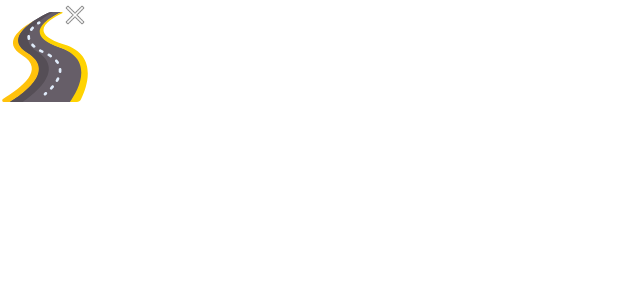
After one commit to MannarElkady/TripPlanner-ITI---Android-with-Java, an Android app: the layout floating_icon_layout.xml on its own in the app's theme, with its tools: preview values and no code run, on a phone screen of 412 x 824 dp. The commit adds this screen. Shown: the top 300 px of the screen. Run offline under Robolectric (Android 15) with nearby library versions, the phone set to English and light mode, and no system bars.

```diff
--- /dev/null
+++ b/app/src/main/res/drawable/ic_road.xml
@@ -0,0 +1,51 @@
+<vector xmlns:android="http://schemas.android.com/apk/res/android"
+    android:width="512dp"
+    android:height="512dp"
+    android:viewportWidth="512"
+    android:viewportHeight="512">
+  <path
+      android:pathData="m347.286,203.876c-221.19,-75.589 -72.046,-166.142 3.02,-201.853 1.026,-0.487 0.677,-2.023 -0.459,-2.023h-53.55c-8.469,0 -16.838,1.96 -24.582,5.745 -85.039,41.566 -256.502,142.695 -117.98,227.51 158.851,97.261 -11.45,224.267 -100.575,278.745h349.478c46.736,-66.708 143.573,-240.144 -55.352,-308.124z"
+      android:fillColor="#665e68"/>
+  <path
+      android:pathData="m53.16,512h76.776c91.568,-63.118 231.714,-188.068 82.869,-285.189 -124.238,-81.064 0.874,-176.113 89.349,-226.811h-5.857c-8.469,0 -16.838,1.96 -24.582,5.745 -85.039,41.566 -256.502,142.695 -117.98,227.51 158.851,97.261 -11.45,224.267 -100.575,278.745z"
+      android:fillColor="#554e56"/>
+  <path
+      android:pathData="m217.804,71.339c-2.519,0 -4.988,-1.229 -6.473,-3.493 -2.342,-3.571 -1.346,-8.364 2.226,-10.706 3.419,-2.242 5.57,-3.471 5.659,-3.522 3.71,-2.115 8.433,-0.82 10.546,2.891 2.113,3.709 0.82,8.428 -2.887,10.543 -0.051,0.029 -1.892,1.087 -4.838,3.019 -1.307,0.858 -2.778,1.267 -4.233,1.268z"
+      android:fillColor="#dfebfa"/>
+  <path
+      android:pathData="m291.42,441.935c-1.882,0 -3.768,-0.683 -5.257,-2.064 -3.131,-2.904 -3.314,-7.797 -0.409,-10.927 2.814,-3.033 5.559,-6.119 8.16,-9.173 2.77,-3.251 7.65,-3.642 10.9,-0.872 3.251,2.769 3.642,7.649 0.872,10.9 -2.742,3.219 -5.634,6.47 -8.596,9.663 -1.523,1.642 -3.594,2.473 -5.67,2.473z"
+      android:fillColor="#dfebfa"/>
+  <path
+      android:pathData="m324.191,398.39c-1.307,0 -2.632,-0.332 -3.846,-1.03 -3.703,-2.128 -4.978,-6.855 -2.85,-10.557 2.045,-3.559 3.931,-7.135 5.603,-10.63 1.843,-3.852 6.46,-5.481 10.312,-3.638 3.853,1.843 5.481,6.46 3.638,10.312 -1.84,3.845 -3.907,7.77 -6.147,11.663 -1.43,2.487 -4.033,3.88 -6.71,3.88z"
+      android:fillColor="#dfebfa"/>
+  <path
+      android:pathData="m341.594,347.113c-0.205,0 -0.412,-0.008 -0.62,-0.025 -4.257,-0.338 -7.435,-4.062 -7.097,-8.319 0.166,-2.085 0.249,-4.179 0.249,-6.225 0.001,-1.739 -0.06,-3.49 -0.18,-5.204 -0.299,-4.26 2.913,-7.955 7.172,-8.254 4.25,-0.302 7.955,2.912 8.254,7.172 0.145,2.074 0.219,4.189 0.218,6.288 0,2.45 -0.1,4.956 -0.298,7.445 -0.32,4.049 -3.705,7.122 -7.698,7.122z"
+      android:fillColor="#dfebfa"/>
+  <path
+      android:pathData="m328.086,295.326c-2.508,0 -4.969,-1.219 -6.457,-3.468 -2.069,-3.129 -4.429,-6.244 -7.016,-9.259 -2.78,-3.241 -2.407,-8.122 0.834,-10.903s8.122,-2.408 10.903,0.834c3.004,3.501 5.755,7.134 8.178,10.797 2.355,3.562 1.378,8.359 -2.184,10.715 -1.313,0.869 -2.794,1.284 -4.258,1.284z"
+      android:fillColor="#dfebfa"/>
+  <path
+      android:pathData="m288.565,258.262c-1.436,0 -2.888,-0.399 -4.183,-1.235 -3.293,-2.124 -6.791,-4.234 -10.396,-6.272 -3.718,-2.101 -5.027,-6.819 -2.926,-10.536 2.101,-3.718 6.819,-5.027 10.536,-2.926 3.865,2.185 7.622,4.452 11.166,6.737 3.589,2.315 4.622,7.1 2.308,10.689 -1.478,2.293 -3.966,3.543 -6.505,3.543z"
+      android:fillColor="#dfebfa"/>
+  <path
+      android:pathData="m240.155,233.18c-1.176,0 -2.369,-0.269 -3.49,-0.837 -3.918,-1.986 -7.749,-4.019 -11.385,-6.041 -3.732,-2.076 -5.075,-6.784 -2.999,-10.516 2.076,-3.733 6.783,-5.077 10.516,-2.999 3.464,1.927 7.118,3.865 10.86,5.762 3.809,1.931 5.332,6.584 3.401,10.393 -1.362,2.688 -4.082,4.238 -6.903,4.238z"
+      android:fillColor="#dfebfa"/>
+  <path
+      android:pathData="m194.337,203.784c-1.774,0 -3.556,-0.607 -5.012,-1.847 -3.501,-2.984 -6.776,-6.045 -9.733,-9.097 -2.972,-3.067 -2.894,-7.962 0.174,-10.933 3.068,-2.972 7.962,-2.893 10.933,0.174 2.616,2.7 5.529,5.422 8.657,8.088 3.25,2.77 3.64,7.65 0.869,10.9 -1.529,1.792 -3.702,2.715 -5.888,2.715z"
+      android:fillColor="#dfebfa"/>
+  <path
+      android:pathData="m164.402,159.356c-3.578,0 -6.79,-2.497 -7.558,-6.138 -0.88,-4.172 -1.326,-8.433 -1.326,-12.664 -0.001,-0.547 0.007,-1.099 0.022,-1.651 0.117,-4.269 3.684,-7.617 7.941,-7.518 4.269,0.117 7.635,3.672 7.518,7.941 -0.011,0.406 -0.017,0.812 -0.016,1.22 0,3.168 0.334,6.355 0.993,9.48 0.881,4.178 -1.791,8.28 -5.97,9.161 -0.539,0.115 -1.076,0.169 -1.604,0.169z"
+      android:fillColor="#dfebfa"/>
+  <path
+      android:pathData="m177.873,108.162c-1.572,0 -3.158,-0.478 -4.528,-1.47 -3.459,-2.504 -4.233,-7.339 -1.728,-10.797 2.524,-3.486 5.372,-6.991 8.465,-10.417 2.86,-3.169 7.749,-3.422 10.921,-0.559 3.17,2.861 3.42,7.75 0.559,10.921 -2.722,3.016 -5.218,6.086 -7.419,9.125 -1.512,2.088 -3.874,3.197 -6.27,3.197z"
+      android:fillColor="#dfebfa"/>
+  <path
+      android:pathData="m256.006,474.787c-2.336,0 -4.644,-1.054 -6.165,-3.059 -2.581,-3.402 -1.916,-8.252 1.486,-10.834 0.014,-0.011 1.714,-1.305 4.569,-3.666 3.291,-2.722 8.166,-2.26 10.886,1.03 2.722,3.291 2.26,8.165 -1.03,10.886 -3.133,2.592 -4.999,4.01 -5.077,4.069 -1.398,1.061 -3.04,1.574 -4.669,1.574z"
+      android:fillColor="#dfebfa"/>
+  <path
+      android:pathData="m364.982,185.337c-210.789,-65.146 -89.169,-139.33 -11.125,-177.542 3.647,-1.785 2.486,-7.795 -1.503,-7.795h-2.9c-73.415,34.202 -232.815,126.815 -7.318,203.876 198.923,67.98 102.087,241.416 55.351,308.124h39.609c9.916,0 19.026,-6.013 23.71,-15.659 44.904,-92.457 86.811,-254.559 -95.824,-311.004z"
+      android:fillColor="#ffd301"/>
+  <path
+      android:pathData="m155.795,233.255c-102.413,-62.706 -37.443,-134.33 38.828,-184.208 -85.326,47.849 -183.183,126.492 -68.476,196.724 134.351,82.261 -6.581,185.797 -109.257,248.736 -7.628,4.677 -4.608,17.493 4.119,17.493h34.211c89.126,-54.478 259.427,-181.484 100.575,-278.745z"
+      android:fillColor="#ffc20c"/>
+</vector>
--- /dev/null
+++ b/app/src/main/res/drawable/notes_container.xml
@@ -0,0 +1,7 @@
+<?xml version="1.0" encoding="utf-8"?>
+<shape xmlns:android="http://schemas.android.com/apk/res/android">
+    <solid android:color="#994285f4"/>
+    <stroke android:width="3dp" android:color="#994285f4"/>
+    <corners android:radius="15dp"/>
+    <padding android:left="0dp" android:top="0dp" android:right="0dp" android:bottom="0dp" />
+</shape>
--- /dev/null
+++ b/app/src/main/res/layout/floating_icon_layout.xml
@@ -0,0 +1,69 @@
+<FrameLayout
+    xmlns:android="http://schemas.android.com/apk/res/android"
+    xmlns:tools="http://schemas.android.com/tools"
+    android:layout_width="wrap_content"
+    android:layout_height="wrap_content">
+
+    <!--Root container-->
+    <RelativeLayout
+        android:id="@+id/root_container"
+        android:layout_width="wrap_content"
+        android:layout_height="wrap_content"
+        tools:ignore="UselessParent">
+
+        <!--View while view is collapsed-->
+        <RelativeLayout
+            android:id="@+id/collapse_view"
+            android:layout_width="wrap_content"
+            android:visibility="visible"
+            android:layout_height="wrap_content"
+            android:orientation="vertical">
+
+            <!--Icon of floating widget -->
+            <ImageView
+                android:id="@+id/collapsed_iv"
+                android:layout_width="60dp"
+                android:layout_height="60dp"
+                android:layout_marginTop="8dp"
+                android:src="@drawable/ic_road"
+                tools:ignore="ContentDescription"/>
+
+            <!--Close button-->
+            <ImageView
+                android:id="@+id/close_btn"
+                android:layout_width="20dp"
+                android:layout_height="20dp"
+                android:layout_marginLeft="40dp"
+                android:src="@android:drawable/ic_menu_close_clear_cancel"
+                tools:ignore="ContentDescription"/>
+        </RelativeLayout>
+
+        <!--View while view is expanded-->
+        <LinearLayout
+            android:id="@+id/expanded_container"
+            android:layout_width="250dp"
+            android:layout_height="150dp"
+            android:background="@drawable/notes_container"
+            android:visibility="gone"
+            android:orientation="horizontal"
+            android:padding="8dp"
+
+            >
+            <androidx.recyclerview.widget.RecyclerView
+                android:id="@+id/recyclerView"
+                android:layout_width="wrap_content"
+                android:layout_height="wrap_content" />
+            <RelativeLayout
+                android:layout_width="wrap_content"
+                android:layout_height="match_parent"
+                android:orientation="vertical">
+                <ImageView
+                    android:id="@+id/close_button"
+                    android:layout_width="20dp"
+                    android:layout_height="20dp"
+                    android:src="@android:drawable/ic_menu_close_clear_cancel"
+                    />
+            </RelativeLayout>
+        </LinearLayout>
+    </RelativeLayout>
+</FrameLayout>
--- a/app/src/main/res/values/colors.xml
+++ b/app/src/main/res/values/colors.xml
@@ -2,7 +2,7 @@
 <resources>
     <color name="colorPrimary">#4285f4</color>
     <color name="colorPrimaryDark">#4285f4</color>
-    <color name="colorAccent">#D81B60</color>
+    <color name="colorAccent">#4285f4</color>
     <color name="blue">#4285f4</color>
     <color name="red">#ea4335</color>
     <color name="dark_blue">#3f3d56</color>
@@ -10,4 +10,5 @@
     <color name="green">#34a853</color>
     <color name="yellow">#fbbc05</color>
     <color name="lighBlack">#464545</color>
+    <color name="lightGrey">#e6e6e6</color>
 </resources>
--- a/app/src/main/res/values/styles.xml
+++ b/app/src/main/res/values/styles.xml
@@ -1,7 +1,7 @@
 <resources>
 
     <!-- Base application theme. -->
-    <style name="AppTheme" parent="Theme.MaterialComponents.Light.DarkActionBar">
+    <style name="AppTheme" parent="Theme.MaterialComponents.Light.NoActionBar">
         <!-- Customize your theme here. -->
         <item name="colorPrimary">@color/colorPrimary</item>
         <!--<item name="windowNoTitle">true</item>-->
```
Also changed, not shown: app/src/main/AndroidManifest.xml (+13 -8 lines), app/src/main/java/com/example/tripplanner/floatingicon/FloatingIconAdapter.java (added, +62 -0 lines), app/src/main/java/com/example/tripplanner/floatingicon/FloatingIconService.java (added, +153 -0 lines), app/src/main/res/layout/fragment_login.xml (+44 -51 lines), app/src/main/res/layout/fragment_register.xml (+33 -29 lines), app/src/main/res/layout/one_note_row.xml (added, +29 -0 lines).
